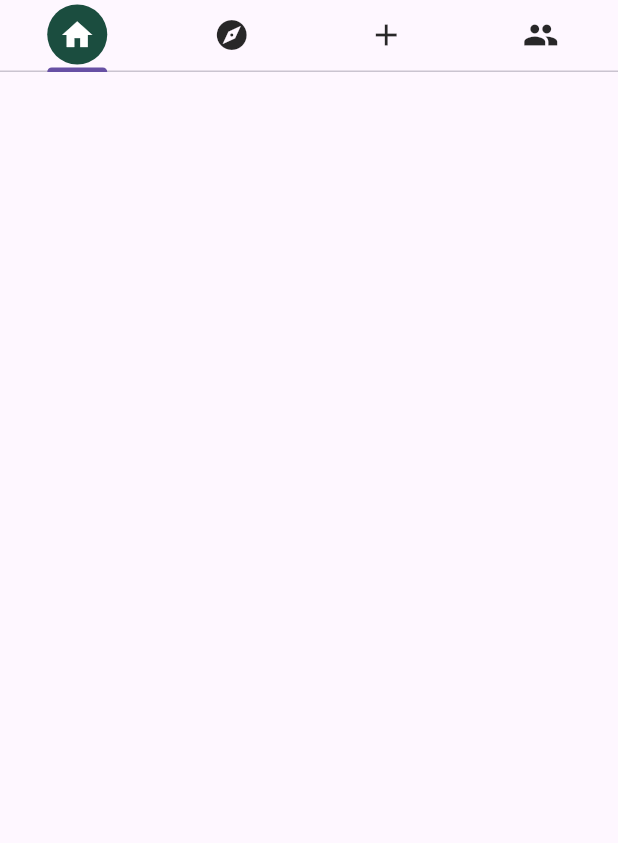
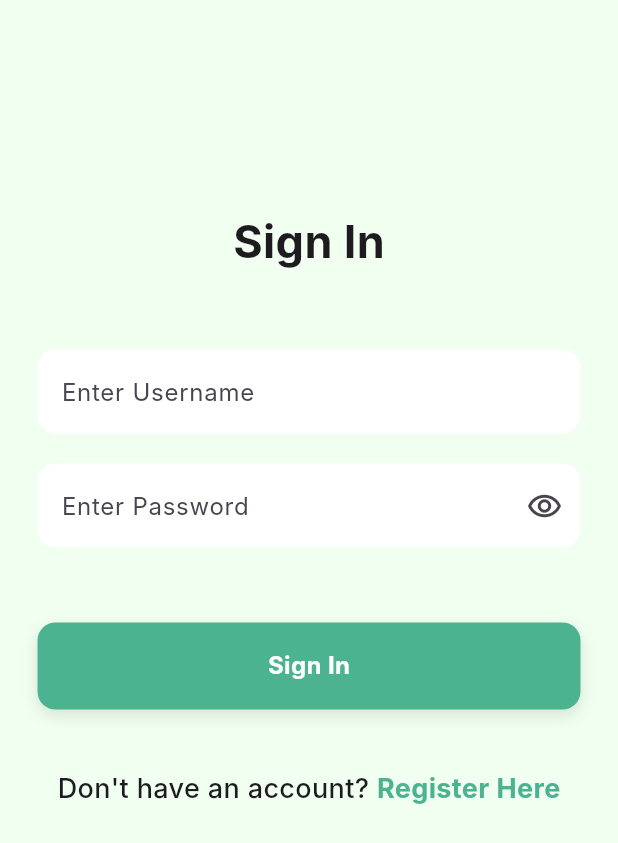
Before and after one commit to Integrated-Project-2-Needful/NeedFul, a Flutter app: the screen it shows after launch, on a phone screen of 412 x 824 dp. Shown: the top 843 px of the screen. Run offline on Flutter 3.47's test engine with Material 3 defaults, Android fonts, the phone set to English and light mode, and no system bars; our stand-ins replace dio, image_picker; missing offline and left inert: flutter_floating_bottom_bar; Roboto replaces fonts that are missing (Inter).

Commit message:
login and register
big win

```diff
--- /dev/null
+++ b/needful/lib/Components/my_button.dart
@@ -0,0 +1,49 @@
+import 'package:flutter/material.dart';
+import 'package:needful/Utils/color_use.dart';
+
+class MyButton extends StatelessWidget {
+  final String text;
+  final double width;
+  final double height;
+  final void Function()? onTap;
+
+  const MyButton({
+    super.key,
+    required this.text,
+    required this.onTap,
+    required this.width,
+    required this.height,
+  });
+
+  @override
+  Widget build(BuildContext context) {
+    return GestureDetector(
+      onTap: onTap,
+      child: Container(
+        width: width,
+        height: height,
+        decoration: BoxDecoration(
+          color: colorUse.activeButton,
+          borderRadius: BorderRadius.circular(12),
+          boxShadow: [
+            BoxShadow(
+              color: Colors.black.withOpacity(0.1),
+              blurRadius: 8,
+              offset: const Offset(0, 4),
+            ),
+          ],
+        ),
+        child: Center(
+          child: Text(
+            text,
+            style: const TextStyle(
+              fontWeight: FontWeight.bold,
+              fontSize: 16,
+              color: Colors.white,
+            ),
+          ),
+        ),
+      ),
+    );
+  }
+}
--- /dev/null
+++ b/needful/lib/Components/my_textfield.dart
@@ -0,0 +1,79 @@
+import 'package:flutter/material.dart';
+
+class MyTextField extends StatefulWidget {
+  final String hintText;
+  final bool obscureText;
+  final TextEditingController controller;
+  final IconData? iconData;
+  final VoidCallback? onIconPressed;
+  final bool? border;
+
+  const MyTextField({
+    super.key,
+    required this.hintText,
+    required this.obscureText,
+    required this.controller,
+    this.iconData,
+    this.onIconPressed,
+    this.border,
+  });
+
+  @override
+  State<MyTextField> createState() => _MyTextFieldState();
+}
+
+class _MyTextFieldState extends State<MyTextField> {
+  late bool obscureText;
+  late IconData iconData;
+
+  @override
+  void initState() {
+    super.initState();
+    obscureText = widget.obscureText;
+    iconData =
+        obscureText ? Icons.remove_red_eye_outlined : Icons.remove_red_eye;
+  }
+
+  @override
+  Widget build(BuildContext context) {
+    return TextField(
+      controller: widget.controller,
+      decoration: InputDecoration(
+        hintText: widget.hintText,
+        suffixIcon: widget.iconData != null
+            ? IconButton(
+                icon: Icon(iconData),
+                onPressed: () {
+                  setState(() {
+                    obscureText = !obscureText;
+                    iconData = obscureText
+                        ? Icons.remove_red_eye_outlined
+                        : Icons.remove_red_eye;
+                  });
+                  if (widget.onIconPressed != null) {
+                    widget.onIconPressed!();
+                  }
+                },
+              )
+            : null,
+        filled: true,
+        fillColor: Colors.white,
+        enabledBorder: OutlineInputBorder(
+          borderRadius: BorderRadius.circular(12),
+          borderSide: BorderSide(
+            color: widget.border ?? false
+                ? const Color.fromARGB(255, 0, 0, 0)
+                : Colors.transparent,
+            width: 0.5,
+          ),
+        ),
+        focusedBorder: OutlineInputBorder(
+          borderRadius: BorderRadius.circular(12),
+          borderSide:
+              const BorderSide(color: Color.fromARGB(255, 0, 0, 0), width: 1.5),
+        ),
+      ),
+      obscureText: obscureText,
+    );
+  }
+}
--- /dev/null
+++ b/needful/lib/Pages/Auth/LoR.dart
@@ -0,0 +1,30 @@
+import 'package:flutter/material.dart';
+import 'package:needful/pages/Auth/login.dart';
+import 'package:needful/pages/Auth/register.dart';
+
+class LoginOrRegister extends StatefulWidget {
+  const LoginOrRegister({super.key});
+
+  @override
+  State<LoginOrRegister> createState() => _LoginOrRegisterState();
+}
+
+class _LoginOrRegisterState extends State<LoginOrRegister> {
+  bool showLoginPage = true;
+
+  //toggle between login and register
+  void togglePages() {
+    setState(() {
+      showLoginPage = !showLoginPage;
+    });
+  }
+
+  @override
+  Widget build(BuildContext context) {
+    if (showLoginPage) {
+      return LoginPage(onTap: togglePages);
+    } else {
+      return SignUpPage(onTap: togglePages);
+    }
+  }
+}
--- /dev/null
+++ b/needful/lib/Pages/Auth/login.dart
@@ -0,0 +1,172 @@
+import 'package:dio/dio.dart';
+import 'package:flutter/material.dart';
+import 'package:needful/components/my_button.dart';
+import 'package:needful/components/my_textfield.dart';
+import 'package:needful/pages/home.dart';
+import 'package:needful/provider/token_provider.dart';
+import 'package:provider/provider.dart';
+import 'package:needful/Utils/color_use.dart';
+
+class LoginPage extends StatefulWidget {
+  final void Function()? onTap;
+
+  const LoginPage({super.key, this.onTap});
+
+  @override
+  State<LoginPage> createState() => _LoginPageState();
+}
+
+class _LoginPageState extends State<LoginPage> {
+  //text constrollers
+  final TextEditingController emailController = TextEditingController();
+  final TextEditingController passwordController = TextEditingController();
+  final Dio dio = Dio();
+
+  void _login() async {
+    final data = {
+      "username": emailController.text,
+      "password": passwordController.text,
+    };
+
+    try {
+      final response = await _makeLoginRequest(data);
+
+      if (response.statusCode == 200) {
+        final token = response.data['token'];
+        final userId = response.data['user_id'];
+        Provider.of<TokenProvider>(context, listen: false)
+            .setToken(token, userId);
+        _navigateToFirstHomePage(token);
+      } else {
+        _showErrorMessage(
+            'Login failed. Response status code: ${response.statusCode}');
+      }
+    } catch (e) {
+      _showErrorMessage('Login Failed');
+    }
+  }
+
+  Future<Response> _makeLoginRequest(Map<String, dynamic> data) async {
+    return dio.post(
+      'http://10.0.2.2:1432/Login', // Use HTTPS
+      data: data,
+      options: Options(
+        headers: {
+          'Content-Type': 'application/json',
+          'secret': 'SweetSecret',
+        },
+      ),
+    );
+  }
+
+  void _navigateToFirstHomePage(String token) {
+    Navigator.push(
+      context,
+      MaterialPageRoute(builder: (context) => const Home()),
+    );
+  }
+
+  void _showErrorMessage(String message) {
+    ScaffoldMessenger.of(context).showSnackBar(
+      SnackBar(content: Text(message)),
+    );
+  }
+
+  @override
+  Widget build(BuildContext context) {
+    return Scaffold(
+      backgroundColor: colorUse.backgroundColor,
+      body: SingleChildScrollView(
+        padding: const EdgeInsets.only(top: 90),
+        child: Center(
+          child: Padding(
+            padding: const EdgeInsets.all(25.0),
+            child: Column(
+              mainAxisAlignment: MainAxisAlignment.center,
+              children: [
+                const SizedBox(height: 25),
+                //app name0
+                const Text(
+                  "Sign In",
+                  style: TextStyle(fontSize: 30, fontWeight: FontWeight.bold),
+                ),
+
+                const SizedBox(height: 50),
+
+                //email textfield
+                MyTextField(
+                  hintText: 'Enter Username',
+                  obscureText: false,
+                  controller: emailController,
+                ),
+
+                const SizedBox(height: 20),
+
+                //password textfield
+                MyTextField(
+                  hintText: 'Enter Password',
+                  obscureText: true,
+                  controller: passwordController,
+                  iconData: Icons.remove_red_eye_outlined,
+                  onIconPressed: () {
+                    // Callback function to be called when the icon is pressed
+                  },
+                ),
+
+                const SizedBox(height: 25),
+
+                //forgot password
+                // Row(
+                //   mainAxisAlignment: MainAxisAlignment.end,
+                //   children: [
+                //     Text(
+                //       "Forgot Password",
+                //       style: TextStyle(
+                //         color: Theme.of(context).colorScheme.secondary,
+                //       ),
+                //     )
+                //   ],
+                // ),
+
+                const SizedBox(height: 25),
+
+                //sign in button
+                MyButton(
+                  text: "Sign In",
+                  width: 400,
+                  height: 58,
+                  onTap: _login,
+                ),
+
+                const SizedBox(height: 40),
+
+                //register here
+                Row(
+                  mainAxisAlignment: MainAxisAlignment.center,
+                  children: [
+                    const Text(
+                      "Don't have an account? ",
+                      style:
+                          TextStyle(fontSize: 18, fontWeight: FontWeight.w500),
+                    ),
+                    GestureDetector(
+                      onTap: widget.onTap,
+                      child: const Text(
+                        "Register Here",
+                        style: TextStyle(
+                          fontSize: 18,
+                          fontWeight: FontWeight.bold,
+                          color: colorUse.activeButton,
+                        ),
+                      ),
+                    ),
+                  ],
+                ),
+              ],
+            ),
+          ),
+        ),
+      ),
+    );
+  }
+}
--- a/needful/lib/main.dart
+++ b/needful/lib/main.dart
@@ -1,5 +1,9 @@
 import 'package:flutter/material.dart';
+import 'package:needful/Pages/Auth/register.dart';
 import 'package:needful/pages/home.dart';
+import 'package:needful/pages/Auth/login.dart';
+import 'package:needful/pages/Auth/LoR.dart';
+
 // import 'package:provider/provider.dart';
 // import 'package:shared_preferences/shared_preferences.dart';
 
@@ -56,7 +60,7 @@ class _MainAppState extends State<MainApp> {
     return MaterialApp(
       debugShowCheckedModeBanner: false,
       theme: ThemeData(fontFamily: 'Inter'),
-      home: const Home()
+      home: const LoginOrRegister()
       //  !welcomeProvider.isWelcomeShown
       //     ? Welcome(onFinished: () {
       //         welcomeProvider.setWelcomeShown();
--- /dev/null
+++ b/needful/lib/provider/token_provider.dart
@@ -0,0 +1,15 @@
+import 'package:flutter/material.dart';
+
+class TokenProvider extends ChangeNotifier {
+  String? _token;
+  int? _userId;
+
+  String? get token => _token;
+  int? get userId => _userId;
+
+  void setToken(String token, int userId) {
+    _token = token;
+    _userId = userId;
+    notifyListeners();
+  }
+}
```
Also changed, not shown: needful/lib/Pages/Auth/register.dart (added, +359 -0 lines).
